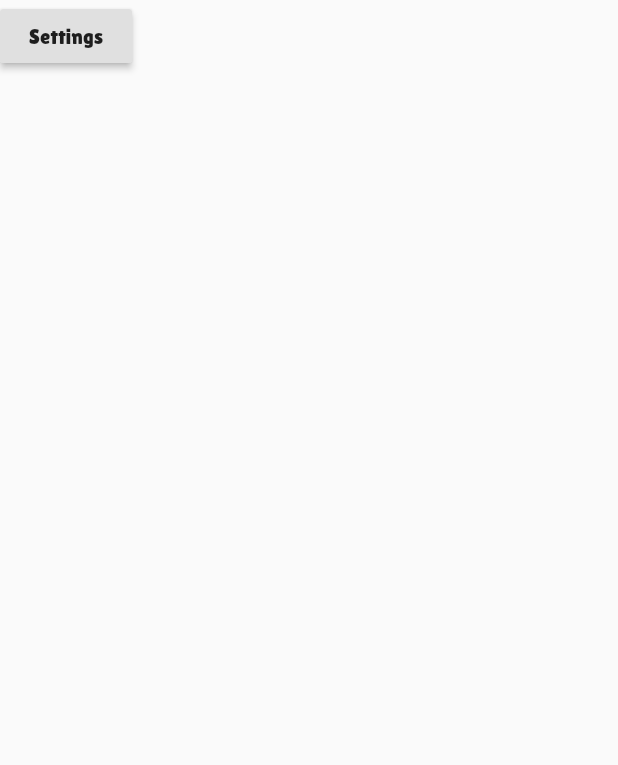
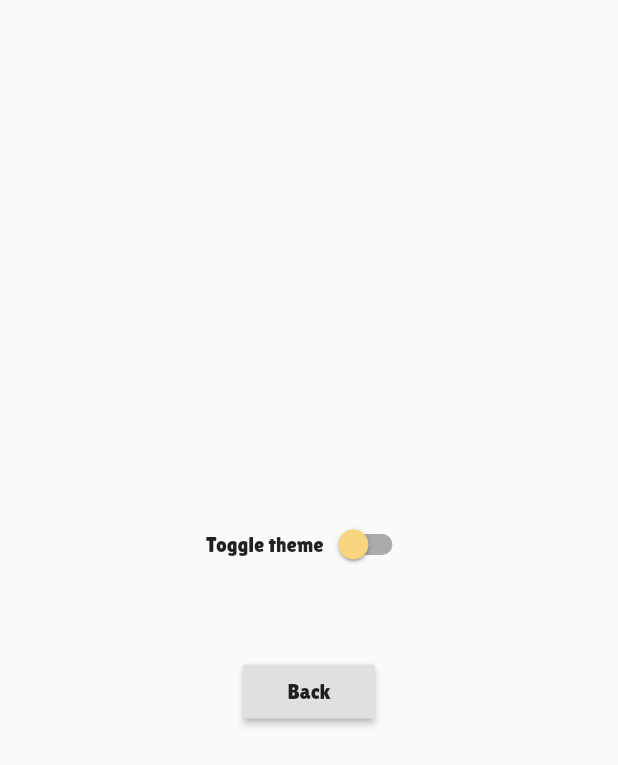
Before and after one commit to ChengYiLoi/taskly, a Flutter app: the Settings screen opened directly, on a phone screen of 412 x 824 dp. Shown: the top 765 px of the screen. Run offline on Flutter 3.47's test engine with Material 2 defaults, Android fonts, the phone set to English and light mode, and no system bars; our stand-ins replace flutter_local_notifications, flutter_slidable, flutter_svg, font_awesome_flutter, table_calendar.

Commit message:
Added toggle theme functions

```diff
--- /dev/null
+++ b/lib/classes/ThemeChanger.dart
@@ -0,0 +1,17 @@
+import 'package:flutter/material.dart';
+
+class ThemeChanger with ChangeNotifier{
+  Brightness _themeData;
+  ThemeChanger(this._themeData);
+
+  getTheme() {
+    print(_themeData.toString());
+    return _themeData;
+  }
+
+  setTheme(Brightness theme){
+    _themeData = theme;
+     notifyListeners();
+  }
+
+}
--- a/lib/components/EventInput.dart
+++ b/lib/components/EventInput.dart
@@ -11,6 +11,7 @@ class EventInput extends StatelessWidget {
 
   @override
   Widget build(BuildContext context) {
+    ThemeData themeData = Theme.of(context);
     return GestureDetector(
       onTap: () {
         inputFunction();
@@ -20,7 +21,7 @@ class EventInput extends StatelessWidget {
         child: Container(
           height: 80,
           decoration: BoxDecoration(
-              color: lightYellow,
+              color: themeData.brightness == Brightness.light ? lightYellow : darkGrey,
               borderRadius: BorderRadius.circular(20)),
           child: Padding(
             padding: const EdgeInsets.all(20.0),
--- a/lib/components/modalBottomSheet.dart
+++ b/lib/components/modalBottomSheet.dart
@@ -147,6 +147,7 @@ class _EventBottomSheetState extends State<EventBottomSheet> {
   }
 
   Widget build(BuildContext context) {
+    ThemeData themeData = Theme.of(context);
     void onButtonPressed() {
       if (widget.type == 'create') {
         widget.mainFunction(eventDescriptionController.text, time, notes);
@@ -244,6 +245,7 @@ class _EventBottomSheetState extends State<EventBottomSheet> {
     }
 
     return Container(
+
       height: MediaQuery.of(context).size.height *
           0.55, // obtains the device height and sets the container height to be 55% of the device height
       child: Stack(children: <Widget>[
@@ -256,7 +258,7 @@ class _EventBottomSheetState extends State<EventBottomSheet> {
               borderRadius: BorderRadius.only(
                   topLeft: Radius.circular(20), topRight: Radius.circular(20)),
               child: Container(
-                color: Colors.white,
+                color: themeData.brightness == Brightness.light ? Colors.white: Colors.grey[800],
                 child: ListView(
                   controller: _scrollController,
                   children: <Widget>[
@@ -265,9 +267,11 @@ class _EventBottomSheetState extends State<EventBottomSheet> {
                       child: Align(
                         alignment: Alignment.center,
                         child: TextField(
+
                           controller: eventDescriptionController,
                           textAlign: TextAlign.center,
                           decoration: InputDecoration(
+
                               border: InputBorder.none,
                               hintText: 'What is the event?'),
                         ),
--- a/lib/screens/settings.dart
+++ b/lib/screens/settings.dart
@@ -1,14 +1,70 @@
 import 'package:flutter/material.dart';
+import 'package:provider/provider.dart';
+import 'package:taskly/classes/ThemeChanger.dart';
+import 'package:taskly/constants.dart';
 
-class Settings extends StatelessWidget {
+class Settings extends StatefulWidget {
+  @override
+  _SettingsState createState() => _SettingsState();
+}
+
+class _SettingsState extends State<Settings> {
+  bool isSwitched;
+
+  @override
+  void initState() {
+    isSwitched = false;
+    super.initState();
+  }
+
   @override
   Widget build(BuildContext context) {
+    ThemeChanger themeChanger =
+        Provider.of<ThemeChanger>(context, listen: false);
+    void toggleTheme(value) {
+      setState(() {
+
+
+        if ( value) {
+          themeChanger.setTheme(Brightness.dark);
+
+          isSwitched = !isSwitched;
+        } else {
+          themeChanger.setTheme(Brightness.light);
+
+          isSwitched = !isSwitched;
+
+        }
+      });
+    }
+
     return Scaffold(
       body: SafeArea(
-              child: Container(
-          child: RaisedButton(onPressed: (){
-            Navigator.pop(context);
-          },child: Text('Settings'),),
+        child: Center(
+          child: Container(
+              child: Column(
+            mainAxisAlignment: MainAxisAlignment.center,
+            children: <Widget>[
+              Row(
+                mainAxisAlignment: MainAxisAlignment.center,
+                children: <Widget>[
+                Text('Toggle theme'),
+                  Switch(value: isSwitched,
+              onChanged: (value) => toggleTheme(value),
+              inactiveThumbColor: lightYellow,
+              activeColor: darkGrey,
+              )
+              ],),
+             SizedBox(height: 50,),
+              RaisedButton(
+                onPressed: () {
+                  Navigator.pop(context);
+                },
+                child: Text('Back'),
+              )
+
+            ],
+          )),
         ),
       ),
     );
```
Also changed, not shown: lib/constants.dart (+5 -3 lines), lib/main.dart (+19 -6 lines), lib/screens/intro.dart (+9 -3 lines), lib/screens/schedule.dart (+9 -5 lines).
